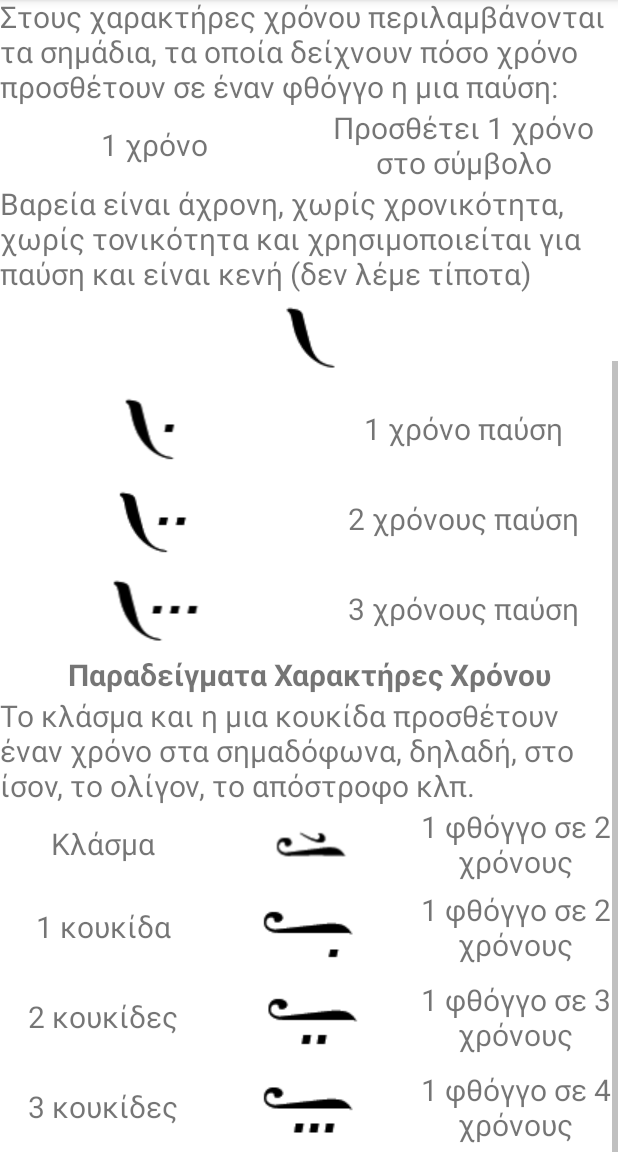
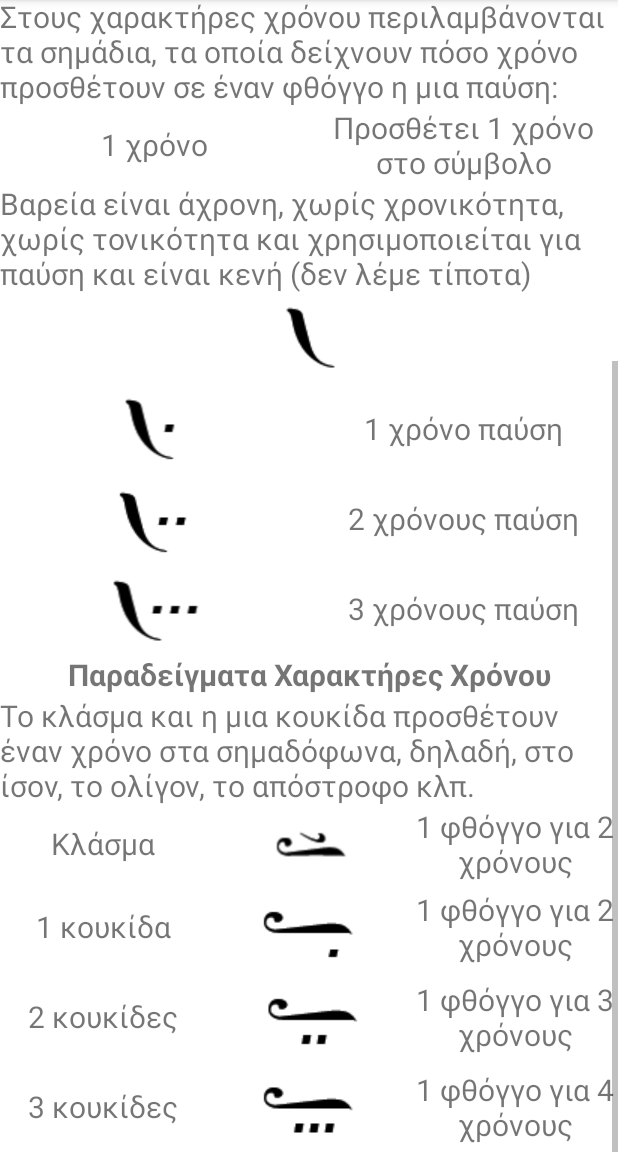
Before and after one commit to JohnChourp/LearnByzantineMusic, an Android app: the Lesson2 screen opened directly, with no data from a screen before it, scrolled down 350 dp, on a phone screen of 412 x 824 dp, the part 84-1236 px from its top. Run offline under Robolectric (Android 15) with nearby library versions, the phone set to English and light mode, and no system bars.

Commit message:
updated Lesson2.java

```diff
--- a/app/src/main/res/layout/activity_lesson2.xml
+++ b/app/src/main/res/layout/activity_lesson2.xml
@@ -274,7 +274,7 @@
                 android:layout_height="match_parent"
                 android:layout_weight="1"
                 android:gravity="center|center_horizontal|center_vertical"
-                android:text="1 φθόγγο σε 2 χρόνους"
+                android:text="1 φθόγγο για 2 χρόνους"
                 android:textSize="20sp" />
         </LinearLayout>
 
@@ -306,7 +306,7 @@
                 android:layout_height="match_parent"
                 android:layout_weight="1"
                 android:gravity="center|center_horizontal|center_vertical"
-                android:text="1 φθόγγο σε 2 χρόνους"
+                android:text="1 φθόγγο για 2 χρόνους"
                 android:textSize="20sp" />
         </LinearLayout>
 
@@ -338,7 +338,7 @@
                 android:layout_height="match_parent"
                 android:layout_weight="1"
                 android:gravity="center|center_horizontal|center_vertical"
-                android:text="1 φθόγγο σε 3 χρόνους"
+                android:text="1 φθόγγο για 3 χρόνους"
                 android:textSize="20sp" />
         </LinearLayout>
 
@@ -370,7 +370,7 @@
                 android:layout_height="match_parent"
                 android:layout_weight="1"
                 android:gravity="center|center_horizontal|center_vertical"
-                android:text="1 φθόγγο σε 4 χρόνους"
+                android:text="1 φθόγγο για 4 χρόνους"
                 android:textSize="20sp" />
         </LinearLayout>
 
```
